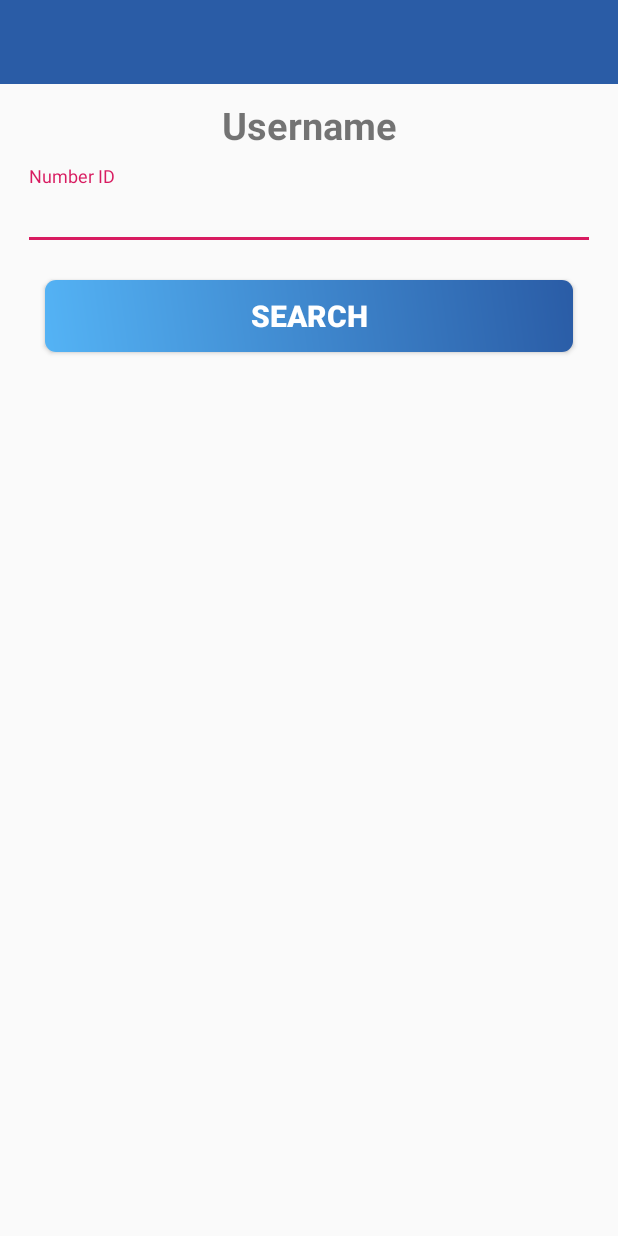
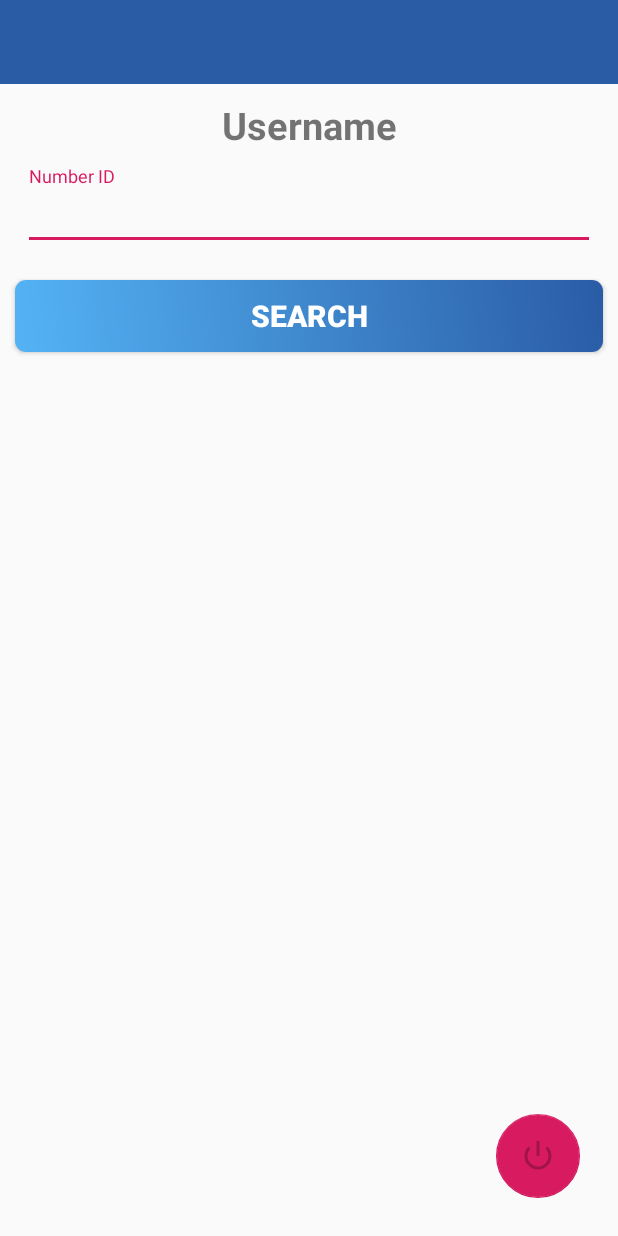
Before and after one commit to drzain/amdes, an Android app: the SalesmanActivity screen opened directly, with no data from a screen before it, on a phone screen of 412 x 824 dp. Run offline under Robolectric (Android 15) with nearby library versions, the phone set to English and light mode, and no system bars; network calls fail.

Commit message:
berubah cin

```diff
--- a/app/src/main/java/com/sip/amdesmobile/SalesmanActivity.java
+++ b/app/src/main/java/com/sip/amdesmobile/SalesmanActivity.java
@@ -1,6 +1,7 @@
 package com.sip.amdesmobile;
 
 import android.content.Intent;
+import android.support.design.widget.FloatingActionButton;
 import android.support.v7.app.AppCompatActivity;
 import android.os.Bundle;
 import android.view.View;
@@ -10,13 +11,17 @@ public class SalesmanActivity extends AppCompatActivity
 {
 
     Button btn_salesman_search;
+    private SessionManager session;;
+    FloatingActionButton btn_keluar;
+    String namauser;
     @Override
     protected void onCreate(Bundle savedInstanceState) {
         super.onCreate(savedInstanceState);
         setContentView(R.layout.activity_salesman);
+        session = new SessionManager(getApplicationContext());
+        namauser = session.isNama();
 
         btn_salesman_search = findViewById(R.id.btn_salesman_search);
-
         btn_salesman_search.setOnClickListener(new View.OnClickListener()
         {
             public void onClick(View v) {
@@ -27,6 +32,17 @@ public class SalesmanActivity extends AppCompatActivity
 
         });
 
+        btn_keluar = findViewById(R.id.btn_keluar_salesman);
+        btn_keluar.setOnClickListener(new View.OnClickListener() {
+            @Override
+            public void onClick(View v) {
+                session.setLogin(false);
+                Intent intent = new Intent( SalesmanActivity.this, MainActivity.class);
+                startActivity(intent);
+                finish();
+            }
+        });
+
 
     }
 }
--- /dev/null
+++ b/app/src/main/res/drawable/ic_home_48dp.xml
@@ -0,0 +1,5 @@
+<vector android:height="48dp" android:tint="#1F4F86"
+    android:viewportHeight="24.0" android:viewportWidth="24.0"
+    android:width="48dp" xmlns:android="http://schemas.android.com/apk/res/android">
+    <path android:fillColor="#FF000000" android:pathData="M10,20v-6h4v6h5v-8h3L12,3 2,12h3v8z"/>
+</vector>
--- a/app/src/main/res/layout/activity_lacak.xml
+++ b/app/src/main/res/layout/activity_lacak.xml
@@ -175,8 +175,8 @@
             android:layout_width="match_parent"
             android:layout_height="wrap_content"
             android:layout_gravity="center_horizontal"
-            android:layout_marginLeft="30dp"
-            android:layout_marginRight="30dp"
+            android:layout_marginLeft="10dp"
+            android:layout_marginRight="10dp"
             android:layout_marginTop="20dp"
             android:layout_marginBottom="30dp"
             android:textColor="#FFFFFF"
--- a/app/src/main/res/layout/activity_main.xml
+++ b/app/src/main/res/layout/activity_main.xml
@@ -59,7 +59,7 @@
         android:textSize="20sp"
         android:background="@drawable/button_background"
         android:text="SIGN IN" />
-
+<!--
     <TextView
         android:id="@+id/txtForgotPass"
         android:layout_width="wrap_content"
@@ -68,6 +68,7 @@
         android:layout_marginTop="10dp"
         android:text="Forgot Password?"
         android:layout_gravity="end|right"/>
+        -->
 
     <ProgressBar
         android:id="@+id/loginprogress"
--- a/app/src/main/res/layout/activity_salesman.xml
+++ b/app/src/main/res/layout/activity_salesman.xml
@@ -1,11 +1,17 @@
 <?xml version="1.0" encoding="utf-8"?>
-<LinearLayout xmlns:android="http://schemas.android.com/apk/res/android"
+<RelativeLayout xmlns:android="http://schemas.android.com/apk/res/android"
     xmlns:app="http://schemas.android.com/apk/res-auto"
     xmlns:tools="http://schemas.android.com/tools"
     android:layout_width="match_parent"
     android:layout_height="match_parent"
     android:orientation="vertical"
     tools:context=".SalesmanActivity">
+
+    <LinearLayout
+        android:layout_width="match_parent"
+        android:layout_height="match_parent"
+        android:orientation="vertical">
+
 
     <android.support.v7.widget.Toolbar
         android:layout_width="match_parent"
@@ -45,8 +51,8 @@
         android:layout_width="match_parent"
         android:layout_height="wrap_content"
         android:layout_gravity="center_horizontal"
-        android:layout_marginLeft="30dp"
-        android:layout_marginRight="30dp"
+        android:layout_marginLeft="10dp"
+        android:layout_marginRight="10dp"
         android:layout_marginTop="20dp"
         android:layout_marginBottom="30dp"
         android:textColor="#FFFFFF"
@@ -55,4 +61,19 @@
         android:background="@drawable/button_background"
         android:text="SEARCH" />
 
+
+
 </LinearLayout>
+
+    <android.support.design.widget.FloatingActionButton
+        android:id="@+id/btn_keluar_salesman"
+        android:enabled="false"
+        android:layout_width="wrap_content"
+        android:layout_height="wrap_content"
+        android:background="#c6c6c6"
+        android:layout_alignParentBottom="true"
+        android:layout_alignParentRight="true"
+        android:layout_margin="25dp"
+        android:src="@android:drawable/ic_lock_power_off" />
+
+</RelativeLayout>
```
Also changed, not shown: app/src/main/java/com/sip/amdesmobile/DetailLacakActivity.java (+17 -1 lines), app/src/main/res/layout/activity_detail_lacak.xml (+11 -0 lines).
